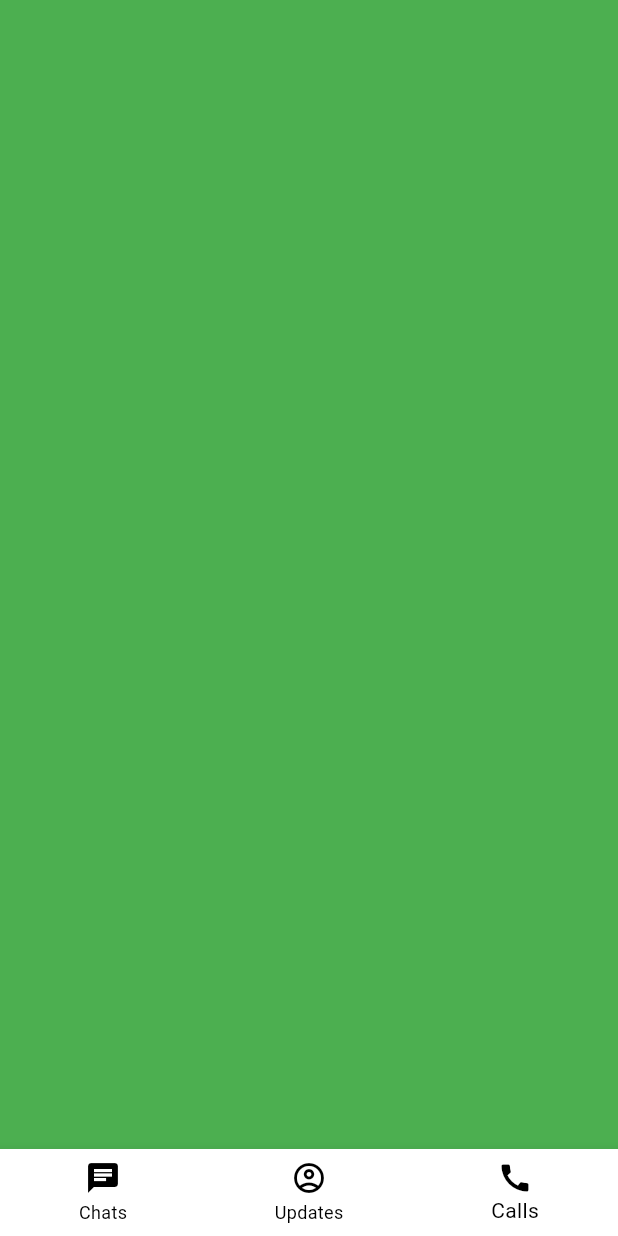
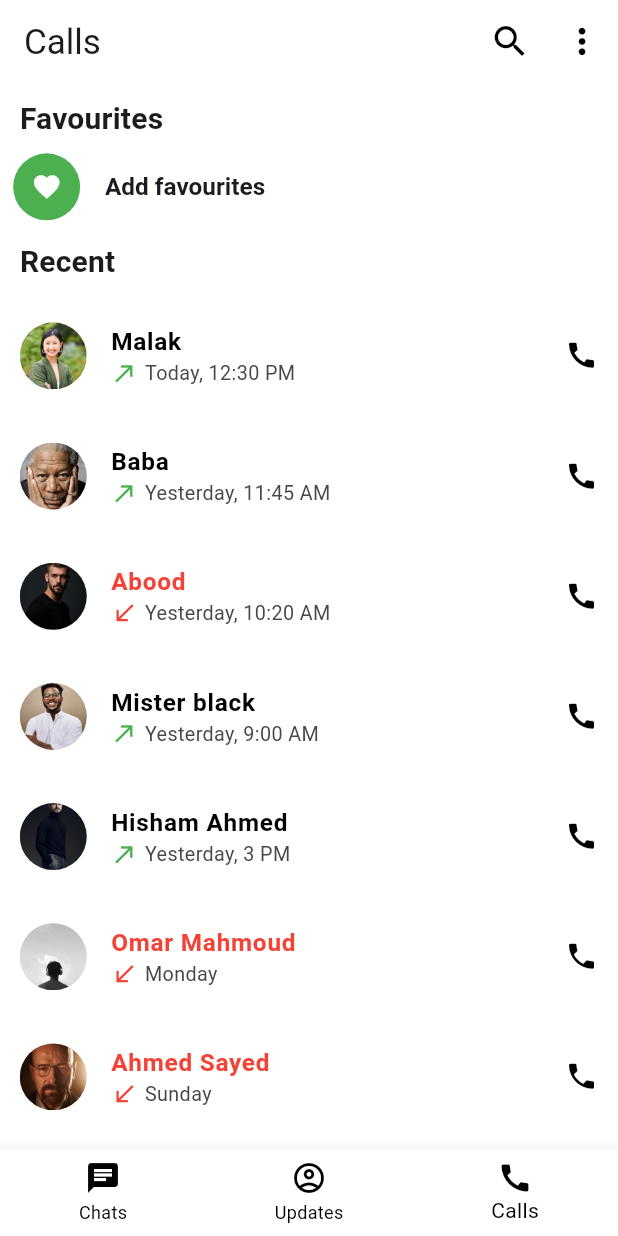
Before and after one commit to MohameD-MahmouD-0-0/whats-App, a Flutter app: the screen it shows after launch, item 3 of the bottom bar chosen, on a phone screen of 412 x 824 dp. Run offline on Flutter 3.47's test engine with Material 3 defaults, Android fonts, the phone set to English and light mode, and no system bars; our stand-ins replace flutter_screenutil.

Commit message:
finished Calls screen. edit names in private chat.

```diff
--- /dev/null
+++ b/lib/UI/Call_category/call_screen.dart
@@ -0,0 +1,101 @@
+import 'package:flutter/material.dart';
+import 'package:flutter_screenutil/flutter_screenutil.dart';
+import 'package:untitled/UI/my_theme.dart';
+
+class CallsScreen extends StatelessWidget {
+  @override
+  Widget build(BuildContext context) {
+    return Scaffold(
+      appBar: AppBar(
+        title: Text(
+          'Calls',
+          style: TextStyle(fontWeight: FontWeight.w400, fontSize: 23.sp),
+        ),
+        actions: [
+          IconButton(onPressed: () {}, icon: Icon(Icons.search, size: 27.sp)),
+          IconButton(onPressed: () {}, icon: Icon(Icons.more_vert, size: 27.sp)),
+        ],
+      ),
+      body: Column(
+        crossAxisAlignment: CrossAxisAlignment.start,
+        children: [
+          Padding(
+            padding: EdgeInsets.only(left: 12.w, top: 8.h, bottom: 8.h),
+            child: Text(
+              'Favourites',
+              style: Theme.of(context).textTheme.titleMedium,
+            ),
+          ),
+          Padding(
+            padding: EdgeInsets.symmetric(horizontal: 8.w),
+            child: Row(
+              children: [
+                CircleAvatar(
+                  backgroundColor: MyTheme.greenColor,
+                  radius: 22.r,
+                  child: Icon(Icons.favorite, color: MyTheme.whiteColor, size: 20.sp),
+                ),
+                SizedBox(width: 15.w),
+                Text(
+                  'Add favourites',
+                  style: Theme.of(context).textTheme.headlineMedium?.copyWith(fontSize: 16.sp),
+                )
+              ],
+            ),
+          ),
+          Padding(
+            padding: EdgeInsets.only(left: 12.w, top: 12.h, bottom: 8.h),
+            child: Text(
+              'Recent',
+              style: Theme.of(context).textTheme.titleMedium,
+            ),
+          ),
+          Expanded(
+            child: ListView(
+              children: [
+                friendCall('assets/images/image4.jpeg', 'Malak', Icons.call_made,  'Today, 12:30 PM', Icons.call, false),
+                friendCall('assets/images/image7.jpeg', 'Baba', Icons.call_made, 'Yesterday, 11:45 AM', Icons.call, false),
+                friendCall('assets/images/image5.jpeg', 'Abood', Icons.call_received_outlined, 'Yesterday, 10:20 AM', Icons.call, true),
+                friendCall('assets/images/image3.jpeg', 'Mister black', Icons.call_made, 'Yesterday, 9:00 AM', Icons.call, false),
+                friendCall('assets/images/image1.jpeg', 'Hisham Ahmed', Icons.call_made, 'Yesterday, 3 PM', Icons.call, false),
+                friendCall('assets/images/image2.jpeg', 'Omar Mahmoud', Icons.call_received_outlined, 'Monday', Icons.phone, true),
+                friendCall('assets/images/image8.jpeg', 'Ahmed Sayed', Icons.call_received_outlined, 'Sunday', Icons.phone, true),
+                friendCall('assets/images/image9.jpeg', 'Mama', Icons.call_received_outlined, 'Sunday', Icons.phone, true),
+              ],
+            ),
+          )
+        ],
+      ),
+    );
+  }
+}
+
+Widget friendCall(String photo, String name, IconData arrow, String time, IconData call, bool isMissed) {
+  return ListTile(
+    contentPadding: EdgeInsets.symmetric(horizontal: 12.w, vertical: 4.h),
+    leading: CircleAvatar(
+      radius: 22.r,
+      backgroundImage: AssetImage(photo),
+    ),
+    title: Text(
+      name,
+      style: TextStyle(
+        fontWeight: FontWeight.bold,
+        fontSize: 16.sp,
+        color: isMissed ? Colors.red : Colors.black,
+      ),
+    ),
+    subtitle: Row(
+      children: [
+        Icon(
+          arrow,
+          color: isMissed ? Colors.red : MyTheme.greenColor,
+          size: 18.sp,
+        ),
+        SizedBox(width: 4.w),
+        Text(time, style: TextStyle(fontSize: 13.sp), maxLines: 1, overflow: TextOverflow.ellipsis),
+      ],
+    ),
+    trailing: Icon(call, color: MyTheme.blackColor, size: 22.sp),
+  );
+}
--- a/lib/UI/Chat_Category/private_chat.dart
+++ b/lib/UI/Chat_Category/private_chat.dart
@@ -8,15 +8,15 @@ class PrivatChat extends StatelessWidget {
     return
        ListView(
         children: [
-          contact('assets/images/image1.jpeg', 'Hisham', ' عامل ايه يا عم ليك واحشه', '12:30 PM', 1),
-          contact('assets/images/image2.jpeg', 'Omar', '?هتيجيي الحجز النهارده من 9ل 10 ', '11:45 AM', 5),
-          contact('assets/images/image3.jpeg', 'Nigga', 'هات تليفونك', '10:20 AM', 6),
+          contact('assets/images/image1.jpeg', 'Hisham Ahmed', ' عامل ايه يا عم ليك واحشه', '12:30 PM', 1),
+          contact('assets/images/image2.jpeg', 'Omar Mahmoud', '?هتيجيي الحجز النهارده من 9ل 10 ', '11:45 AM', 5),
+          contact('assets/images/image3.jpeg', 'Mister black', 'هات تليفونك', '10:20 AM', 6),
           contact('assets/images/image4.jpeg', 'Malak', 'تصبحي علي خير ', '9:00 AM', 0),
           contact('assets/images/image5.jpeg', 'Abood', ' انت عارف ان شركه  ZYTRONIC اجمد ستارتب ', 'Yesterday', 5),
           contact('assets/images/image6.jpeg', 'Nemo', 'فينك كدا', 'Monday', 3),
           contact('assets/images/image7.jpeg', 'Baba', 'اعملي شااااي', 'Sunday', 0),
-          contact('assets/images/image8.jpeg', 'Ahmed', 'خلصانه', 'Sunday', 1),
-          contact('assets/images/image9.jpeg', 'mama', 'هات شاي معاك', 'Sunday', 2),
+          contact('assets/images/image8.jpeg', 'Ahmed Sayed', 'خلصانه', 'Sunday', 1),
+          contact('assets/images/image9.jpeg', 'Mama', 'هات شاي معاك', 'Sunday', 2),
         ],);
   }
 }
--- a/lib/UI/Update_Category/friends_story.dart
+++ b/lib/UI/Update_Category/friends_story.dart
@@ -15,17 +15,17 @@ class FriendsStory extends StatelessWidget {
           PersonalBuild('assets/images/image1.jpeg', 'Add Status'),
           StoryBuild(
             'assets/images/image1.jpeg',
-            'Mohamed',
+            'Hisham Ahmed',
             'assets/images/image8.jpeg',
           ),
           StoryBuild(
             'assets/images/image4.jpeg',
-            'Ahmed',
+            'Malak',
             'assets/images/image5.jpeg',
           ),
           StoryBuild(
             'assets/images/image3.jpeg',
-            'Omar',
+            'Mister black',
             'assets/images/image6.jpeg',
           ),
         ],
--- a/lib/UI/Update_Category/update_screen.dart
+++ b/lib/UI/Update_Category/update_screen.dart
@@ -10,7 +10,7 @@ class UpdatesScreen extends StatelessWidget{
     return Scaffold(
       appBar: AppBar(
         title: Text('Updates', style: TextStyle(
-          fontWeight: FontWeight.w400,fontSize: 23
+            fontWeight: FontWeight.w400,fontSize: 23
         )),
         actions: [
           IconButton(onPressed: (){}, icon: Icon(Icons.search,size: 27,)),
--- a/lib/UI/call_screen.dart
+++ /dev/null
@@ -1,10 +0,0 @@
-import 'package:flutter/material.dart';
-
-class CallsScreen extends StatelessWidget{
-  @override
-  Widget build(BuildContext context) {
-   return Container(
-      color: Colors.green,
-    );
-  }
-}
--- a/lib/UI/home-screen.dart
+++ b/lib/UI/home-screen.dart
@@ -1,6 +1,6 @@
 import 'package:flutter/material.dart';
 import 'package:untitled/UI/Update_Category/update_screen.dart';
-import 'call_screen.dart';
+import 'Call_category/call_screen.dart';
 import 'Chat_Category/chat_screen.dart';
 
 class HomeScreen extends StatefulWidget {
--- a/lib/UI/my_theme.dart
+++ b/lib/UI/my_theme.dart
@@ -32,7 +32,7 @@ class MyTheme {
         ),
         headlineMedium: TextStyle(
           fontSize: 17,
-          fontWeight: FontWeight.w500,
+          fontWeight: FontWeight.w600,
         ),
     ),
     bottomNavigationBarTheme: BottomNavigationBarThemeData(backgroundColor:whiteColor
@@ -41,6 +41,5 @@ class MyTheme {
       showSelectedLabels: true,
       showUnselectedLabels: true,
     ),
-
   );
 }
```
